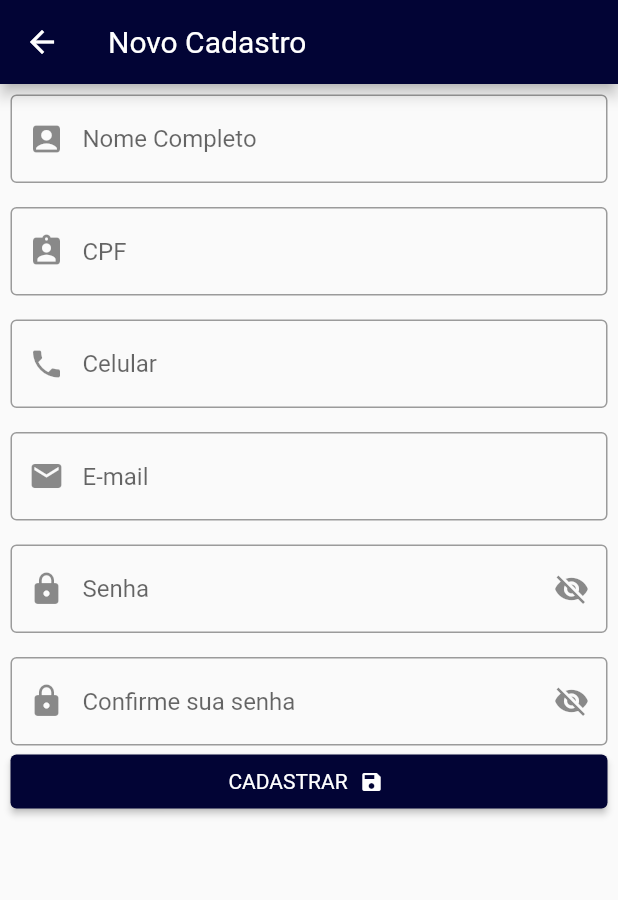
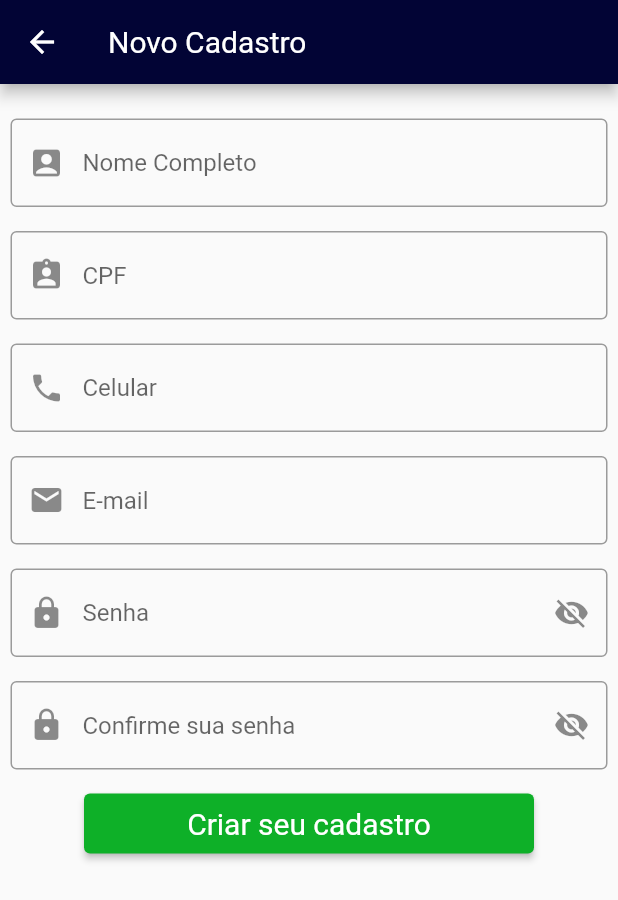
Before and after one commit to visued/HackatonG3X, a Flutter app: the screen it shows after launch, after a tap on "CADASTRAR", on a phone screen of 412 x 824 dp. Shown: the top 900 px of the screen. Run offline on Flutter 3.47's test engine with Material 2 defaults, Android fonts, the phone set to English and light mode, and no system bars; our stand-ins replace dio, flutter_secure_storage, pin_code_fields; Roboto replaces fonts that are missing (RobotoRegular).

Commit message:
Tela de código de verificação (registro) :iphone:
Ajustes na tela de login e de cadastro.

```diff
--- a/front/fiscaliza_front/lib/src/screens/login_screen.dart
+++ b/front/fiscaliza_front/lib/src/screens/login_screen.dart
@@ -68,11 +68,13 @@ class _LoginScreenState extends State<LoginScreen> {
                         color: Color.fromARGB(255, 14, 176, 40), width: 2.0),
                   ),
                   focusedBorder: OutlineInputBorder(
-                    borderSide: BorderSide(color: Colors.white),
+                    borderSide:
+                        BorderSide(color: Colors.greenAccent, width: 2.0),
                   ),
                   border: OutlineInputBorder(),
                   labelText: 'E-mail',
                   hintText: 'abc@gmail.com',
+                  labelStyle: TextStyle(color: Colors.white),
                   hintStyle: TextStyle(color: Colors.white),
                   prefixIcon: Icon(Icons.email, color: Colors.white),
                   hoverColor: Colors.white,
@@ -97,11 +99,14 @@ class _LoginScreenState extends State<LoginScreen> {
                         color: Color.fromARGB(255, 14, 176, 40), width: 2.0),
                   ),
                   focusedBorder: OutlineInputBorder(
-                    borderSide: BorderSide(color: Colors.white, width: 2.0),
+                    borderSide:
+                        BorderSide(color: Colors.greenAccent, width: 2.0),
                   ),
                   border: OutlineInputBorder(),
                   labelText: 'Senha',
                   hintText: 'Digite sua senha',
+                  labelStyle: TextStyle(color: Colors.white),
+                  hintStyle: TextStyle(color: Colors.white),
                   prefixIcon: Icon(
                     Icons.lock,
                     color: Colors.white,
@@ -117,7 +122,6 @@ class _LoginScreenState extends State<LoginScreen> {
                           _obscureText = !_obscureText;
                         });
                       }),
-                  hintStyle: TextStyle(color: Colors.white),
                   errorText: _validate ? 'campo obrigatório' : null,
                 ),
               ),
@@ -137,6 +141,7 @@ class _LoginScreenState extends State<LoginScreen> {
               mainAxisAlignment: MainAxisAlignment.center,
               children: [
                 Checkbox(
+                  side: BorderSide(color: Color(0xff0EB028)),
                   activeColor: Color(0xff0EB028),
                   value: _rememberMe,
                   onChanged: _handleRememberme,
--- a/front/fiscaliza_front/lib/src/screens/register_screen.dart
+++ b/front/fiscaliza_front/lib/src/screens/register_screen.dart
@@ -1,4 +1,5 @@
 import 'package:fiscaliza_front/src/screens/login_screen.dart';
+import 'package:fiscaliza_front/src/screens/securitycode_register_screen.dart';
 import 'package:flutter/material.dart';
 
 class RegisterScreen extends StatefulWidget {
@@ -19,6 +20,9 @@ class _RegisterScreenState extends State<RegisterScreen> {
       appBar: AppBar(title: Text('Novo Cadastro')),
       body: Column(
         children: <Widget>[
+          SizedBox(
+            height: 16.0,
+          ),
           Expanded(
               child: ListView(padding: EdgeInsets.all(7.0), children: [
             TextFormField(
@@ -108,22 +112,27 @@ class _RegisterScreenState extends State<RegisterScreen> {
                     val!.length < 6 ? 'Password too short.' : null,
                 onSaved: (val) => _password = val,
                 obscureText: _obscureTextCheck),
+            SizedBox(
+              height: 16.0,
+            ),
             Row(
+              mainAxisAlignment: MainAxisAlignment.center,
               children: [
-                Expanded(
-                    child: Container(
-                  child: ElevatedButton.icon(
-                    icon: Text('CADASTRAR'),
-                    label: Icon(Icons.save, size: 16),
+                Container(
+                  height: 40,
+                  width: 300,
+                  child: ElevatedButton(
+                    child: Text('Criar seu cadastro',
+                        style: TextStyle(color: Colors.white, fontSize: 20)),
                     style: ButtonStyle(
-                        backgroundColor: MaterialStateProperty.all(
-                            Theme.of(context).primaryColor)),
+                        backgroundColor:
+                            MaterialStateProperty.all(Color(0xff0EB028))),
                     onPressed: () => {
                       Navigator.of(context).push(MaterialPageRoute(
-                          builder: (context) => LoginScreen()))
+                          builder: (context) => SecurityCodeRegisterScreen()))
                     },
                   ),
-                ))
+                )
               ],
             )
           ])),
--- a/front/fiscaliza_front/lib/src/screens/securitycode_screen.dart
+++ b/front/fiscaliza_front/lib/src/screens/securitycode_resetpass_screen.dart
@@ -3,7 +3,7 @@ import 'package:pin_code_fields/pin_code_fields.dart';
 
 import 'login_screen.dart';
 
-class SecurityCodeScreen extends StatelessWidget {
+class SecurityCodeResetPassScreen extends StatelessWidget {
   @override
   Widget build(BuildContext context) {
     return Scaffold(
@@ -43,11 +43,8 @@ class SecurityCodeScreen extends StatelessWidget {
                     activeColor: Colors.green,
                     selectedColor: Colors.greenAccent,
                   ),
-
                   animationDuration: Duration(milliseconds: 300),
                   enableActiveFill: true,
-                  //errorAnimationController: errorController,
-                  //controller: textEditingController,
                   onCompleted: (v) {
                     print("Completed");
                   },
```
Also changed, not shown: front/fiscaliza_front/lib/src/screens/resetpassword_screen.dart (+5 -3 lines), front/fiscaliza_front/lib/src/screens/securitycode_register_screen.dart (added, +86 -0 lines).
